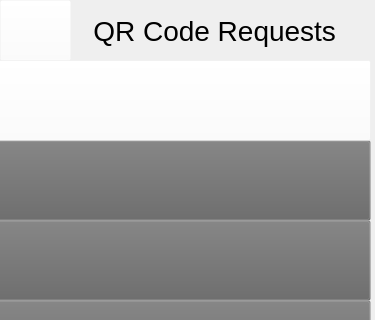
Above: 0806_mCR_login/adminqrrequests.ui from csidon/MyCovidApp before the change; both pictures show x 0 to 375 and y 0 to 320 of the 375 by 667 pixel window. Below: the same form after it.
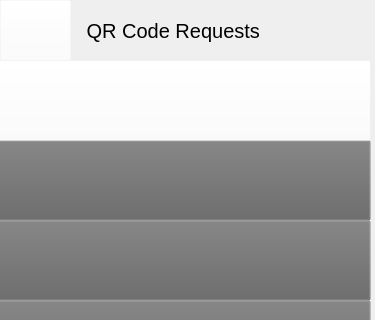
That is the form after the change. Icons and pictures are not drawn.

What changed in the file:
```diff
--- a/0806_mCR_login/adminqrrequests.ui
+++ b/0806_mCR_login/adminqrrequests.ui
@@ -67,7 +67,7 @@
      </property>
      <property name="styleSheet">
       <string notr="true">color:black;
-font-size:28px;
+font-size:20px;
 font-family:arial;</string>
      </property>
      <property name="text">
```
